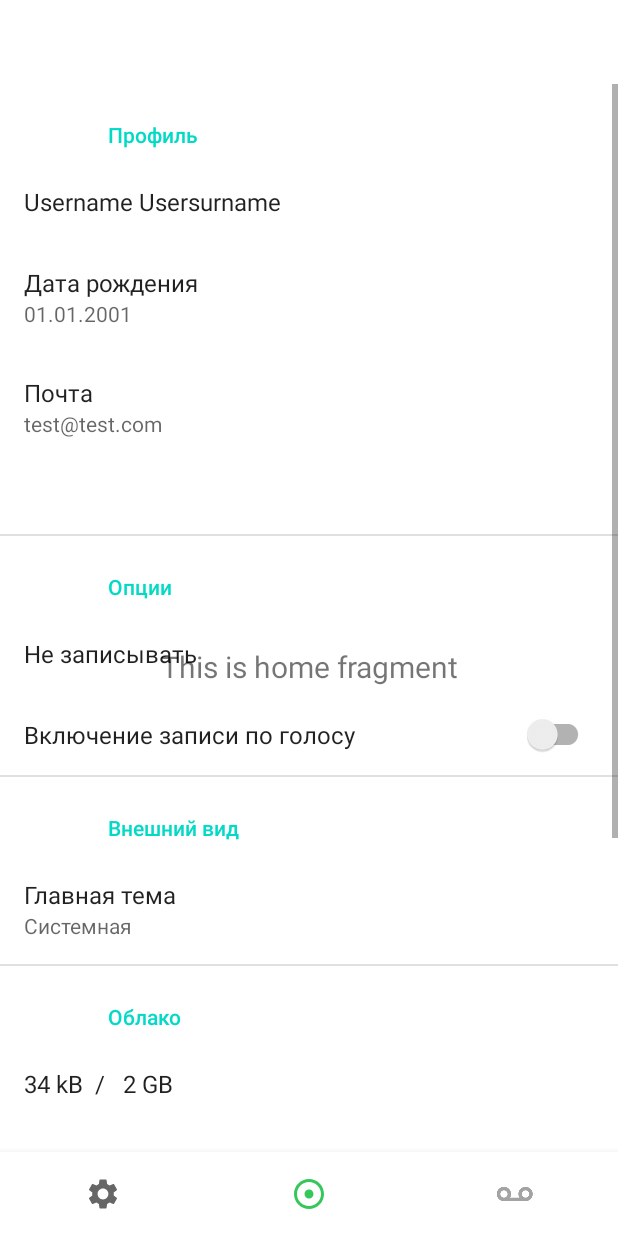
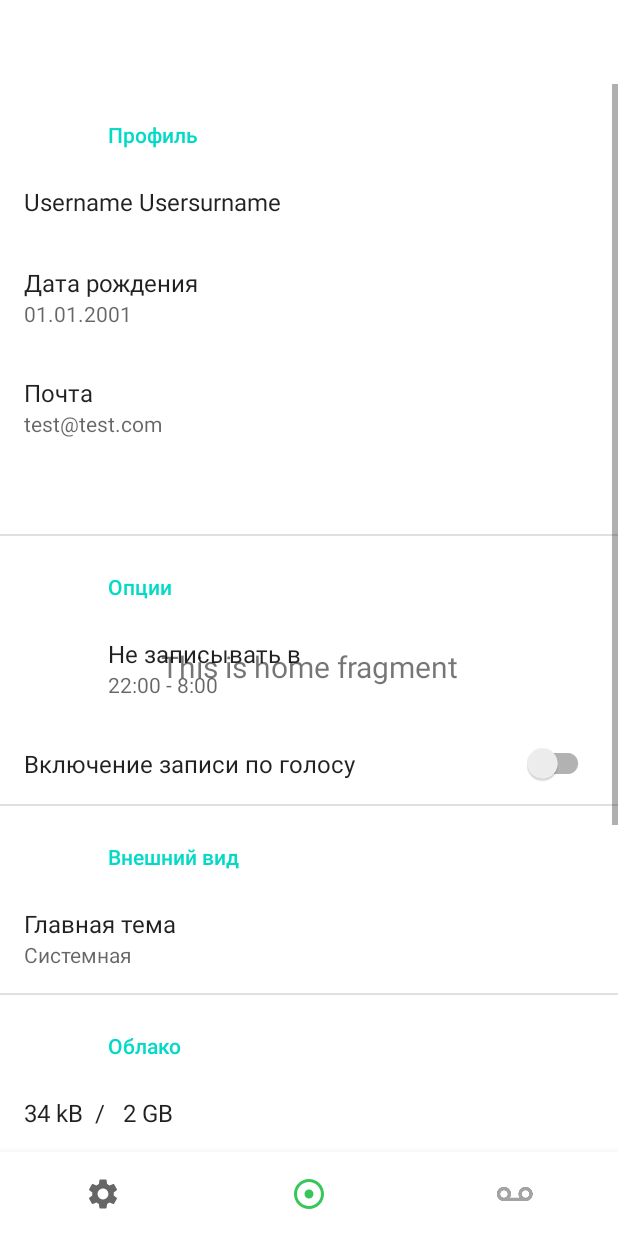
Before and after one commit to wingsmight/AudioRecorderAndroid, an Android app: the fragment SettingsPreferencesFragment placed in its activity, on a phone screen of 412 x 824 dp. Run offline under Robolectric (Android 15) with nearby library versions, the phone set to English and light mode, and no system bars; our stand-ins replace androidx.preference, navigation-ui.

Commit message:
implement do not disturb interval view

```diff
--- a/app/src/main/AndroidManifest.xml
+++ b/app/src/main/AndroidManifest.xml
@@ -9,6 +9,10 @@
         android:roundIcon="@mipmap/ic_launcher_round"
         android:supportsRtl="true"
         android:theme="@style/Theme.AudioRecorder">
+        <activity
+            android:name=".ui.settings.DoNotDisturbIntervalActivity"
+            android:label="@string/title_activity_do_not_disturb_interval"
+            android:theme="@style/Theme.AudioRecorder.NoActionBar"></activity>
         <activity
             android:name=".MainActivity"
             android:exported="true"
--- a/app/src/main/java/com/wingsmight/audiorecorder/ui/settings/SettingsPreferencesFragment.java
+++ b/app/src/main/java/com/wingsmight/audiorecorder/ui/settings/SettingsPreferencesFragment.java
@@ -16,6 +16,7 @@ import android.widget.TextView;
 import androidx.annotation.NonNull;
 import androidx.annotation.Nullable;
 import androidx.appcompat.app.AppCompatDelegate;
+import androidx.preference.EditTextPreference;
 import androidx.preference.ListPreference;
 import androidx.preference.Preference;
 import androidx.preference.PreferenceFragmentCompat;
@@ -64,7 +65,17 @@ public class SettingsPreferencesFragment extends PreferenceFragmentCompat {
     public void onResume() {
         super.onResume();
 
-        getPreferenceScreen().getSharedPreferences().registerOnSharedPreferenceChangeListener(preferenceChangeListener);
+        SharedPreferences sharedPreferences = getActivity().getSharedPreferences(getString(R.string.preference_file_key), Context.MODE_PRIVATE);
+        sharedPreferences.registerOnSharedPreferenceChangeListener(preferenceChangeListener);
+
+        Preference preference = findPreference("doNotDisturbInterval");
+
+        int fromHour = sharedPreferences.getInt(getString(R.string.preference_do_not_disturb_from_hour), 22);
+        int fromMinute = sharedPreferences.getInt(getString(R.string.preference_do_not_disturb_from_minute), 0);
+        int toHour = sharedPreferences.getInt(getString(R.string.preference_do_not_disturb_to_hour), 8);
+        int toMinute = sharedPreferences.getInt(getString(R.string.preference_do_not_disturb_to_minute), 0);
+
+        preference.setSummary(fromHour + ":" + String.format("%02d", fromMinute) + " - " + toHour + ":" + String.format("%02d", toMinute));
     }
 
     @Override
--- a/app/src/main/res/values/dimens.xml
+++ b/app/src/main/res/values/dimens.xml
@@ -2,4 +2,5 @@
     <!-- Default screen margins, per the Android Design guidelines. -->
     <dimen name="activity_horizontal_margin">16dp</dimen>
     <dimen name="activity_vertical_margin">16dp</dimen>
+    <dimen name="fab_margin">16dp</dimen>
 </resources>
--- a/app/src/main/res/values/strings.xml
+++ b/app/src/main/res/values/strings.xml
@@ -32,4 +32,23 @@
     <string name="pf_content_message">Системная</string>
 
     <string name="themeModeListKey">themeMode</string>
+    <string name="title_activity_do_not_disturb_interval">DoNotDisturbIntervalActivity</string>
+    <!-- Strings used for fragments for navigation -->
+    <string name="first_fragment_label">First Fragment</string>
+    <string name="second_fragment_label">Second Fragment</string>
+    <string name="next">Next</string>
+    <string name="previous">Previous</string>
+
+    <string name="hello_first_fragment">Hello first fragment</string>
+    <string name="hello_second_fragment">Hello second fragment. Arg: %1$s</string>
+
+    <!-- Preferences -->
+    <string name="preference_file_key">com.wingsmight.AudioRecorder.PREFERENCE_FILE_KEY</string>
+
+    <!-- Do not disturb -->
+    <string name="preference_do_not_disturb_from_hour">preference_do_not_disturb_from_hour</string>
+    <string name="preference_do_not_disturb_from_minute">preference_do_not_disturb_from_minute</string>
+    <string name="preference_do_not_disturb_to_hour">preference_do_not_disturb_to_hour</string>
+    <string name="preference_do_not_disturb_to_minute">preference_do_not_disturb_to_minute</string>
+
 </resources>
--- a/app/src/main/res/values/themes.xml
+++ b/app/src/main/res/values/themes.xml
@@ -6,8 +6,8 @@
         <item name="colorPrimaryVariant">@color/lightGreen</item>
         <item name="colorOnPrimary">@color/white</item>
         <!-- Secondary brand color. -->
-<!--        <item name="colorSecondary">@color/teal_200</item>-->
-<!--        <item name="colorSecondaryVariant">@color/teal_700</item>-->
+        <!--        <item name="colorSecondary">@color/teal_200</item>-->
+        <!--        <item name="colorSecondaryVariant">@color/teal_700</item>-->
         <item name="colorOnSecondary">@color/black</item>
         <!-- Status bar color. -->
         <item name="android:statusBarColor" tools:targetApi="l">?attr/colorPrimaryVariant</item>
@@ -15,6 +15,16 @@
         <item name="preferenceTheme">@style/PreferenceThemeOverlay.v14.Material</item>
 
         <!-- Customize your theme here. -->
+        <item name="android:buttonStyle">@style/Widget.AppCompat.Button.Colored</item>
 
     </style>
+
+    <style name="Theme.AudioRecorder.NoActionBar">
+        <item name="windowActionBar">false</item>
+        <item name="windowNoTitle">true</item>
+    </style>
+
+    <style name="Theme.AudioRecorder.AppBarOverlay" parent="ThemeOverlay.AppCompat.Dark.ActionBar" />
+
+    <style name="Theme.AudioRecorder.PopupOverlay" parent="ThemeOverlay.AppCompat.Light" />
 </resources>
--- a/app/src/main/res/xml/root_preferences.xml
+++ b/app/src/main/res/xml/root_preferences.xml
@@ -42,11 +42,10 @@
     <PreferenceCategory app:title="Опции">
 
         <Preference
+            app:title="Не записывать в"
+            app:summary="22:00 - 8:00"
             app:key="doNotDisturbInterval"
-            app:title="Не записывать"
-            app:selectable="false"
-            app:iconSpaceReserved="false"
-            app:singleLineTitle="true"
+            app:layout="@layout/do_not_disturb_button"
             />
 
         <SwitchPreferenceCompat
```
Also changed, not shown: app/src/main/java/com/wingsmight/audiorecorder/MainActivity.java (+6 -1 lines), app/src/main/java/com/wingsmight/audiorecorder/ui/settings/DoNotDisturbIntervalActivity.java (added, +115 -0 lines), app/src/main/res/layout/activity_do_not_disturb_interval.xml (added, +91 -0 lines), app/src/main/res/layout/do_not_disturb_button.xml (added, +32 -0 lines).
